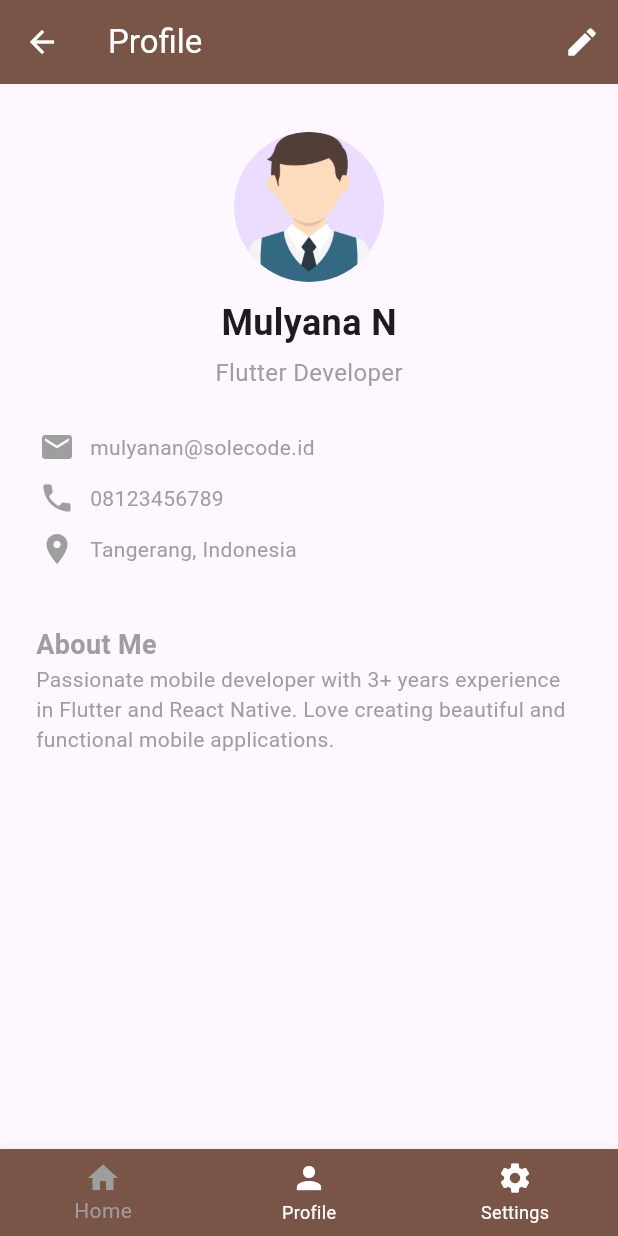
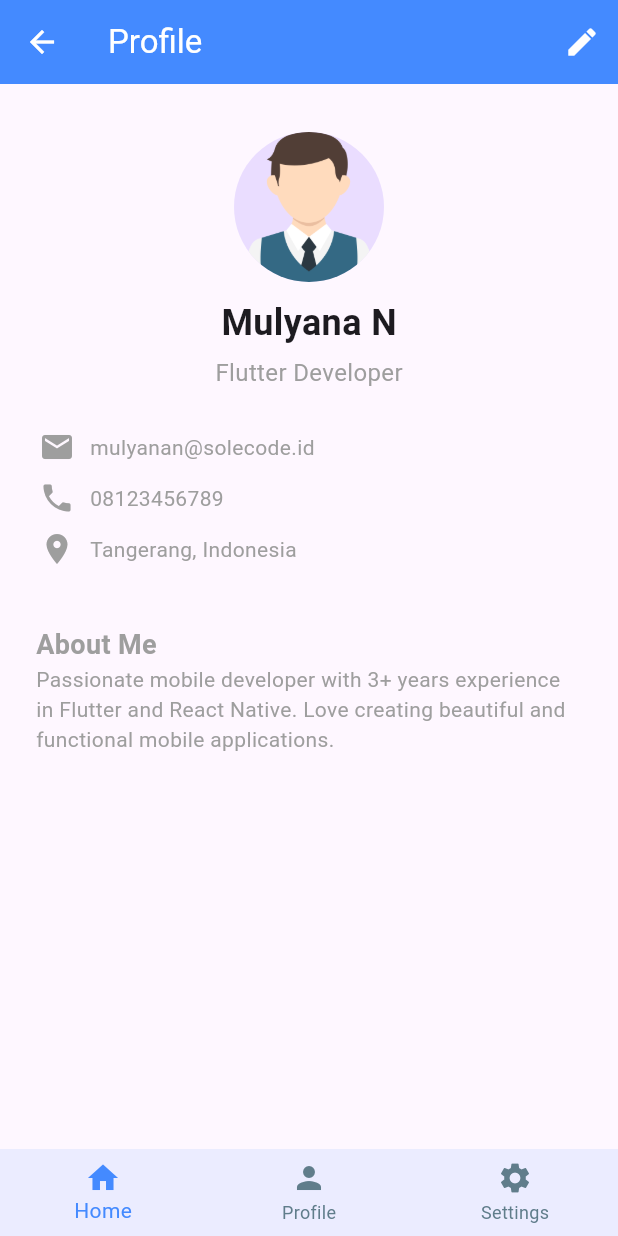
Before and after one commit to Myniv/my_portofolio_app, a Flutter app: the screen it shows after launch, on a phone screen of 412 x 824 dp. Run offline on Flutter 3.47's test engine with Material 3 defaults, Android fonts, the phone set to English and light mode, and no system bars.

Commit message:
Change color to blue

```diff
--- a/lib/bottom_navbar.dart
+++ b/lib/bottom_navbar.dart
@@ -5,15 +5,25 @@ class CustomBottomNavbar extends StatelessWidget {
 
   @override
   Widget build(BuildContext context) {
-    return BottomNavigationBar(
-      backgroundColor: Colors.brown,
-      selectedItemColor: Colors.grey,
-      unselectedItemColor: Colors.white,
-      items: const <BottomNavigationBarItem>[
-        BottomNavigationBarItem(icon: Icon(Icons.home), label: 'Home'),
-        BottomNavigationBarItem(icon: Icon(Icons.person), label: 'Profile'),
-        BottomNavigationBarItem(icon: Icon(Icons.settings), label: 'Settings'),
-      ],
+    return Container(
+      decoration: BoxDecoration(
+        color: Colors.blueAccent.withOpacity(0.1),
+        // border: Border(top: BorderSide(color: Colors.purpleAccent, width: 2)),
+      ),
+      child: BottomNavigationBar(
+        backgroundColor: Colors.transparent,
+        elevation: 0, // Remove shadow
+        selectedItemColor: Colors.blueAccent,
+        unselectedItemColor: Colors.blueGrey,
+        items: const <BottomNavigationBarItem>[
+          BottomNavigationBarItem(icon: Icon(Icons.home), label: 'Home'),
+          BottomNavigationBarItem(icon: Icon(Icons.person), label: 'Profile'),
+          BottomNavigationBarItem(
+            icon: Icon(Icons.settings),
+            label: 'Settings',
+          ),
+        ],
+      ),
     );
   }
 }
--- a/lib/custom_appbar.dart
+++ b/lib/custom_appbar.dart
@@ -6,7 +6,7 @@ class CustomAppbar extends StatelessWidget implements PreferredSizeWidget {
   @override
   Widget build(BuildContext context) {
     return AppBar(
-      backgroundColor: Colors.brown,
+      backgroundColor: Colors.blueAccent,
       leading: IconButton(
         icon: Icon(Icons.arrow_back, color: Colors.white),
         onPressed: () {},
```
